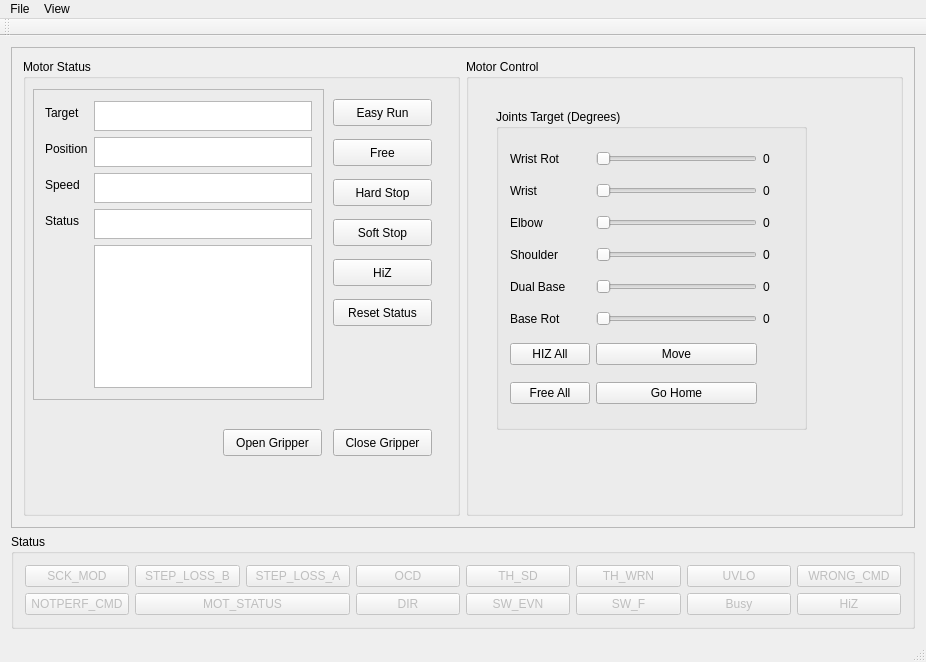
Before: the Qt Designer form rbx1/ui/mainwindow.ui in AllainFortier/ROS-RBX1-software, drawn with Qt 5.
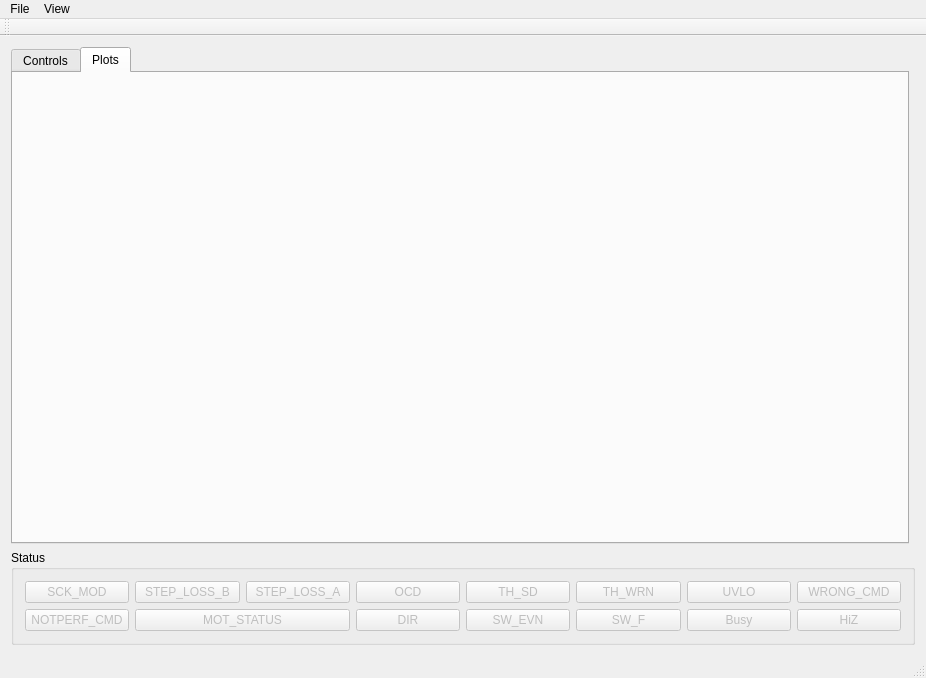
After: the same form once the commit is applied. The open tabs and pages were chosen to show the change.

Patch:
```diff
--- a/rbx1/ui/mainwindow.ui
+++ b/rbx1/ui/mainwindow.ui
@@ -7,7 +7,7 @@
     <x>0</x>
     <y>0</y>
     <width>926</width>
-    <height>662</height>
+    <height>678</height>
    </rect>
   </property>
   <property name="windowTitle">
@@ -15,7 +15,7 @@
   </property>
   <widget class="QWidget" name="centralWidget">
    <layout class="QGridLayout" name="gridLayout">
-    <item row="4" column="0" colspan="2">
+    <item row="3" column="0" colspan="2">
      <widget class="QGroupBox" name="groupBox_4">
       <property name="sizePolicy">
        <sizepolicy hsizetype="Expanding" vsizetype="Fixed">
@@ -375,7 +375,23 @@
       </layout>
      </widget>
     </item>
-    <item row="0" column="0" colspan="2">
+    <item row="0" column="0">
+     <widget class="QTabWidget" name="tabWidget">
+      <property name="tabPosition">
+       <enum>QTabWidget::North</enum>
+      </property>
+      <property name="tabShape">
+       <enum>QTabWidget::Rounded</enum>
+      </property>
+      <property name="currentIndex">
+       <number>0</number>
+      </property>
+      <widget class="QWidget" name="tab">
+       <attribute name="title">
+        <string>Controls</string>
+       </attribute>
+       <layout class="QHBoxLayout" name="horizontalLayout">
+        <item>
      <widget class="QFrame" name="frame">
       <property name="frameShape">
        <enum>QFrame::StyledPanel</enum>
@@ -846,6 +862,25 @@
         </widget>
        </item>
       </layout>
+         </widget>
+        </item>
+       </layout>
+      </widget>
+      <widget class="QWidget" name="tab_2">
+       <attribute name="title">
+        <string>Plots</string>
+       </attribute>
+       <widget class="QWidget" name="widgetPlot" native="true">
+        <property name="geometry">
+         <rect>
+          <x>180</x>
+          <y>10</y>
+          <width>701</width>
+          <height>431</height>
+         </rect>
+        </property>
+       </widget>
+      </widget>
      </widget>
     </item>
    </layout>
```
Lines whose indentation alone changed are shown as unchanged.
